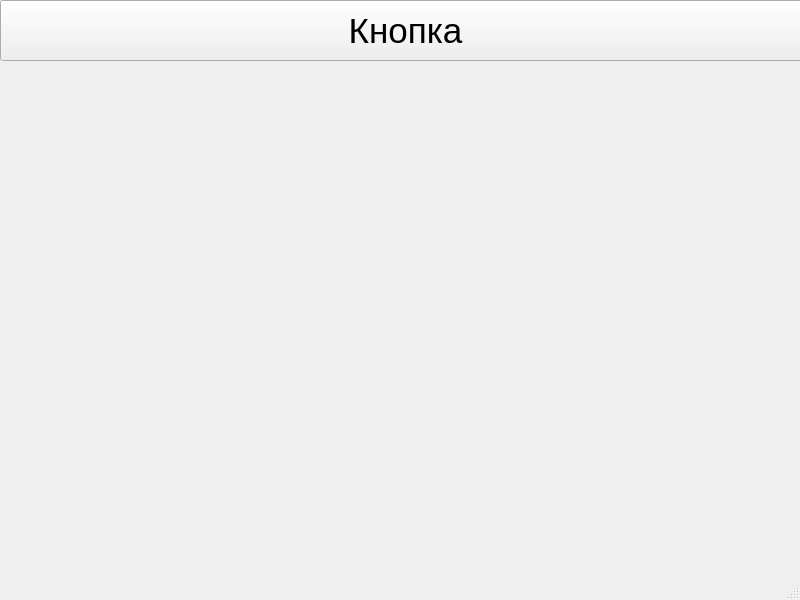
Above: UI.ui from mc-Daniil/GitAndYellowCircles before the change. Below: the same form after it.
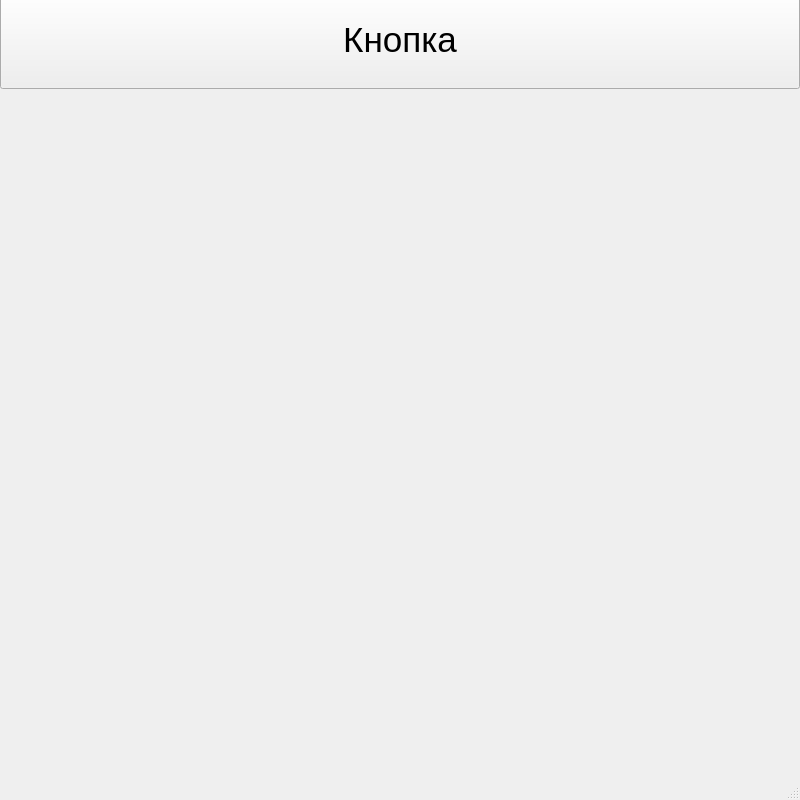
That is the form after the change.

Commit message: Full app

What changed in the file:
```diff
--- a/UI.ui
+++ b/UI.ui
@@ -7,7 +7,7 @@
     <x>0</x>
     <y>0</y>
     <width>800</width>
-    <height>600</height>
+    <height>800</height>
    </rect>
   </property>
   <property name="windowTitle">
@@ -18,9 +18,9 @@
     <property name="geometry">
      <rect>
       <x>0</x>
-      <y>0</y>
-      <width>811</width>
-      <height>61</height>
+      <y>-10</y>
+      <width>800</width>
+      <height>99</height>
      </rect>
     </property>
     <property name="font">
```
Left out of the diff: 10 changed lines with no effect on the pictures. The commit also changes 1 other file.
